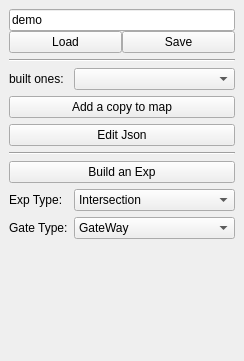
Old version of the form include/tmapping/UI/dockBuildExp.ui in the repository StumboEugen/TMapping.
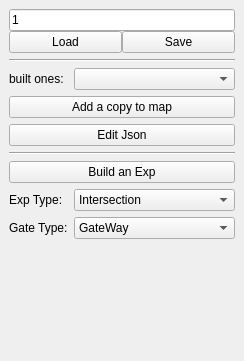
New version of the form.

Patch:
```diff
--- a/include/tmapping/UI/dockBuildExp.ui
+++ b/include/tmapping/UI/dockBuildExp.ui
@@ -35,7 +35,7 @@
       <item>
        <widget class="QLineEdit" name="expName">
         <property name="text">
-         <string>demo</string>
+         <string>1</string>
         </property>
        </widget>
       </item>
```
